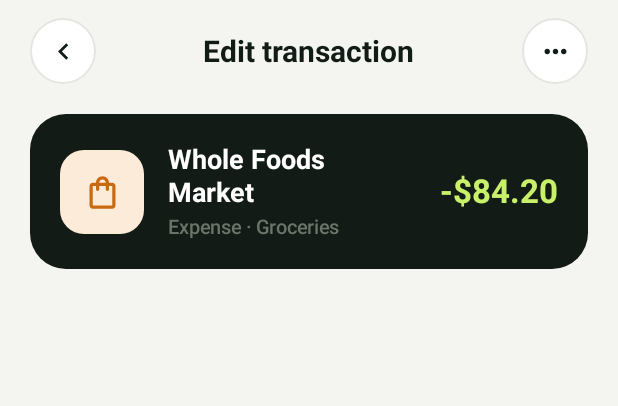
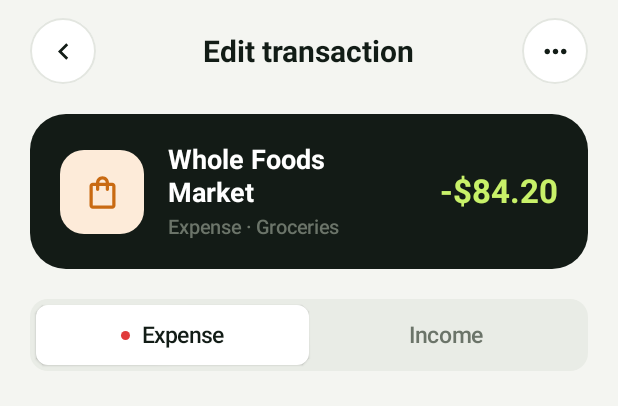
Before and after one commit to abdelrahman838/finance-mobile-project, an Android app built with Jetpack Compose: the @Preview function EditTransactionScreenPreview, on a phone screen of 412 x 824 dp. Shown: the top 406 px of the screen. Run offline under Robolectric (Android 15) with nearby library versions, the phone set to English and light mode, and no system bars.

Commit message:
Added Transaction type toggle

```diff
--- a/app/src/main/java/com/example/mobilefinance/ui/screens/EditTransactionScreen.kt
+++ b/app/src/main/java/com/example/mobilefinance/ui/screens/EditTransactionScreen.kt
@@ -79,6 +79,12 @@ fun EditTransactionScreen(
                 subtitle = "$typeLabel · ${selectedCategory.label}",
                 amountText = "$sign$$displayAmount",
                 icon = selectedCategory.icon
+            )
+
+            // Expense Type Switch
+            ExpenseIncomeToggle(
+                isExpense = isExpense,
+                onTypeChanged = { isExpense = it }
             )
         }
     }
@@ -195,7 +201,7 @@ fun TransactionSummaryCard(
                 )
             }
 
-            // Amount
+            // Amount 321
             Text(
                 text = amountText,
                 color = Lime,
@@ -206,6 +212,84 @@ fun TransactionSummaryCard(
     }
 }
 
+@Composable
+fun ExpenseIncomeToggle(
+    isExpense: Boolean,
+    onTypeChanged: (Boolean) -> Unit
+) {
+    Surface(
+        shape = RoundedCornerShape(12.dp),
+        color = ChipGray,
+        modifier = Modifier
+            .fillMaxWidth()
+            .height(48.dp)
+    ) {
+        Row(
+            modifier = Modifier
+                .fillMaxSize()
+                .padding(4.dp),
+            verticalAlignment = Alignment.CenterVertically
+        ) {
+            // Expense Tab
+            ToggleTab(
+                text = "Expense",
+                isSelected = isExpense,
+                indicatorColor = Red,
+                onClick = { onTypeChanged(true) },
+                modifier = Modifier.weight(1f)
+            )
+
+            // Income Tab
+            ToggleTab(
+                text = "Income",
+                isSelected = !isExpense,
+                indicatorColor = BrandGreen,
+                onClick = { onTypeChanged(false) },
+                modifier = Modifier.weight(1f)
+            )
+        }
+    }
+}
+
+@Composable
+fun ToggleTab(
+    text: String,
+    isSelected: Boolean,
+    indicatorColor: Color,
+    onClick: () -> Unit,
+    modifier: Modifier = Modifier
+) {
+    Surface(
+        onClick = onClick,
+        shape = RoundedCornerShape(8.dp),
+        color = if (isSelected) Color.White else Color.Transparent,
+        shadowElevation = if (isSelected) 1.dp else 0.dp,
+        modifier = modifier.fillMaxHeight()
+    ) {
+        Row(
+            modifier = Modifier.fillMaxSize(),
+            horizontalArrangement = Arrangement.Center,
+            verticalAlignment = Alignment.CenterVertically
+        ) {
+            // Only show the dot indicator when the tab is selected
+            if (isSelected) {
+                Box(
+                    modifier = Modifier
+                        .size(6.dp)
+                        .background(indicatorColor, CircleShape)
+                )
+                Spacer(modifier = Modifier.width(8.dp))
+            }
+            Text(
+                text = text,
+                color = if (isSelected) Ink else Muted,
+                fontWeight = if (isSelected) FontWeight.SemiBold else FontWeight.Medium,
+                fontSize = 15.sp
+            )
+        }
+    }
+}
+
 @Preview(showBackground = true, showSystemUi = true)
 @Composable
 fun EditTransactionScreenPreview() {
```
